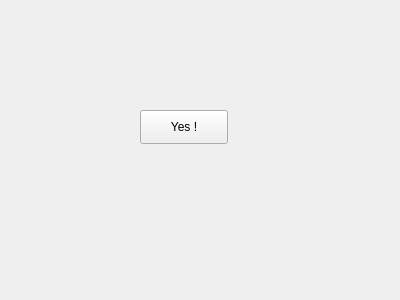
The window that Gui/ui/IdentityTab.ui (colabois/Discorn) describes before a commit, drawn with Qt 5.
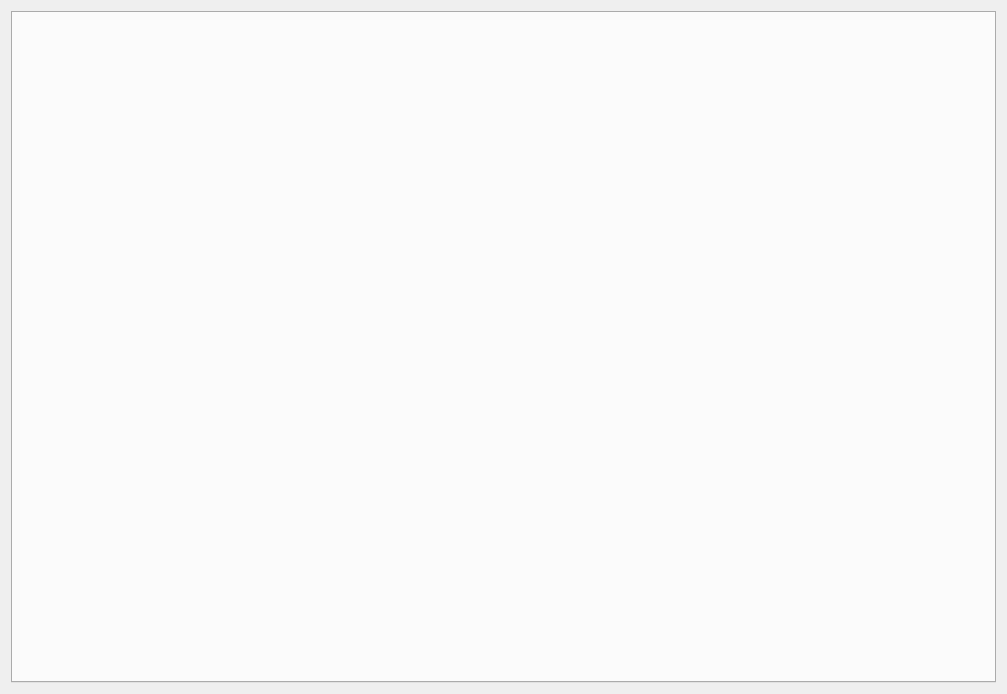
The same window after the commit.

What changed in the file:
```diff
--- a/Gui/ui/IdentityTab.ui
+++ b/Gui/ui/IdentityTab.ui
@@ -6,26 +6,22 @@
    <rect>
     <x>0</x>
     <y>0</y>
-    <width>400</width>
-    <height>300</height>
+    <width>1007</width>
+    <height>694</height>
    </rect>
   </property>
   <property name="windowTitle">
    <string>Form</string>
   </property>
-  <widget class="QPushButton" name="pushButton">
-   <property name="geometry">
-    <rect>
-     <x>140</x>
-     <y>110</y>
-     <width>88</width>
-     <height>34</height>
-    </rect>
-   </property>
-   <property name="text">
-    <string>Yes !</string>
-   </property>
-  </widget>
+  <layout class="QGridLayout" name="gridLayout">
+   <item row="0" column="0">
+    <widget class="QTabWidget" name="tabWidget">
+     <property name="tabPosition">
+      <enum>QTabWidget::West</enum>
+     </property>
+    </widget>
+   </item>
+  </layout>
  </widget>
  <resources/>
  <connections/>
```
Left out of the diff: 2 changed lines with no effect on the pictures.
